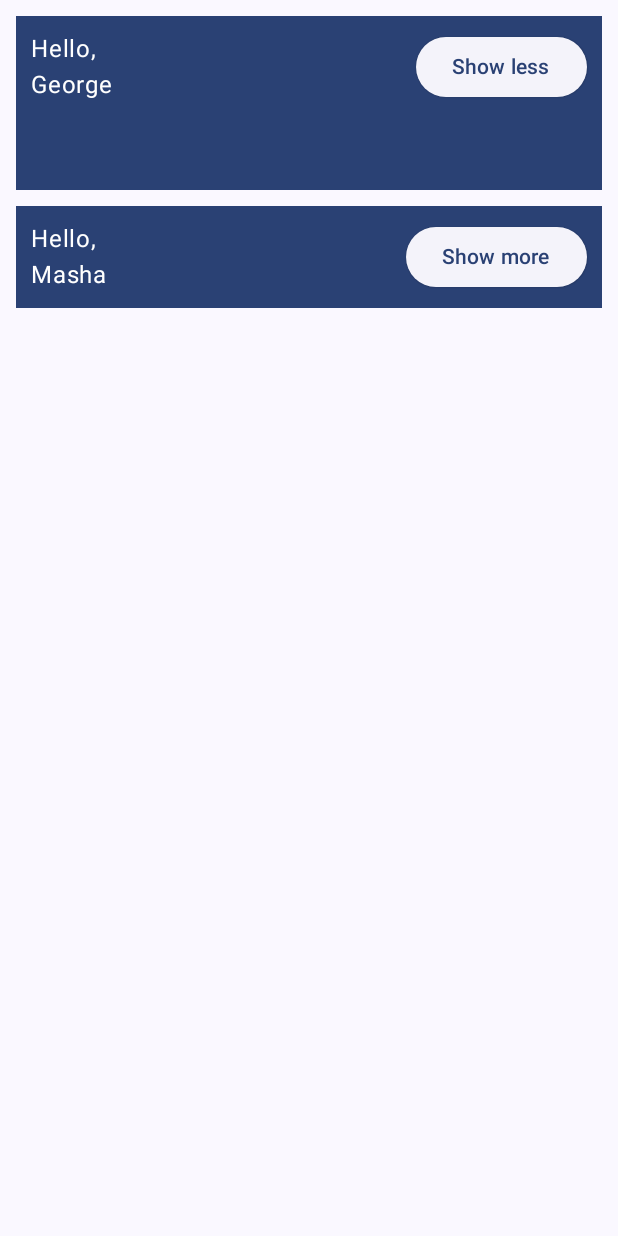
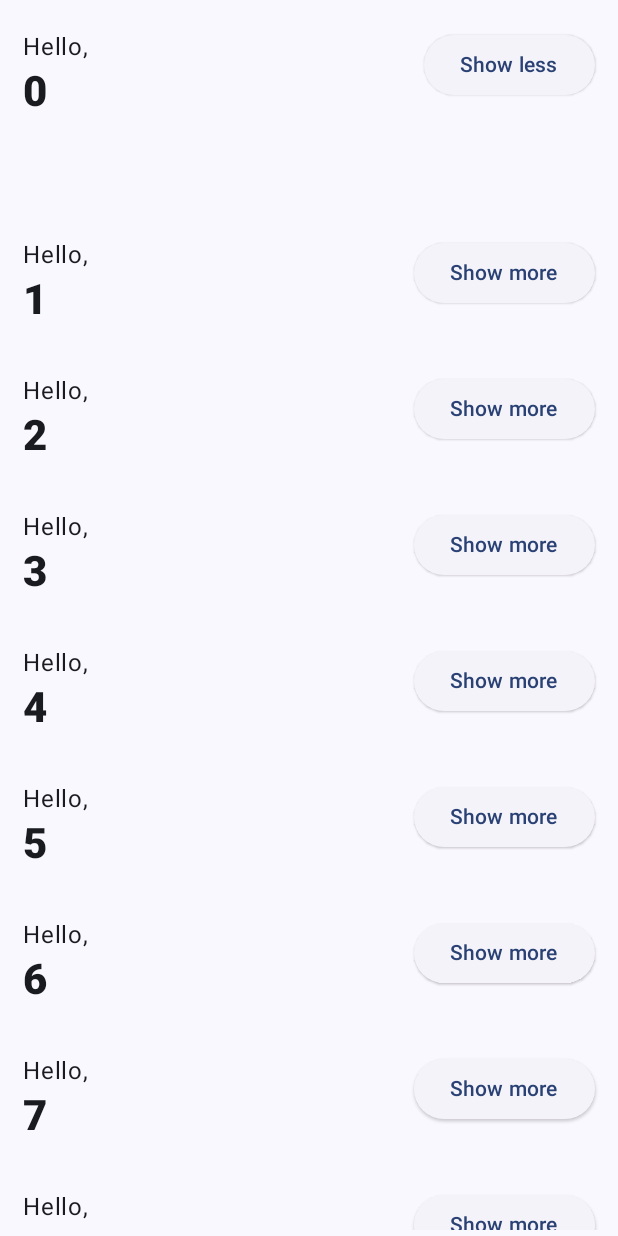
Before and after one commit to GeraZach/BasicsCodelab, an Android app built with Jetpack Compose: the screen it shows after launch (MainActivity), after a tap on "Show more", on a phone screen of 412 x 824 dp. Run offline under Robolectric (Android 15) with nearby library versions, the phone set to English and light mode, and no system bars; 1 other tap on this screen came first.

Commit message:
1.2
Changed light and dark themes

```diff
--- a/app/src/main/java/com/example/basicscodelab/MainActivity.kt
+++ b/app/src/main/java/com/example/basicscodelab/MainActivity.kt
@@ -1,11 +1,15 @@
 package com.example.basicscodelab
 
+import android.content.res.Configuration.UI_MODE_NIGHT_YES
+import androidx.compose.animation.core.animateDpAsState
+import androidx.compose.foundation.lazy.items
 import android.os.Bundle
 import androidx.activity.ComponentActivity
 import androidx.activity.compose.setContent
+import androidx.compose.animation.core.Spring
+import androidx.compose.animation.core.spring
 import androidx.compose.foundation.background
 import androidx.compose.foundation.layout.Column
-//import androidx.compose.foundation.layout.FlowColumnScopeInstance.weight
 import androidx.compose.foundation.layout.Row
 import androidx.compose.foundation.layout.fillMaxSize
 import androidx.compose.foundation.layout.fillMaxWidth
@@ -24,11 +28,15 @@ import androidx.compose.ui.tooling.preview.Preview
 import androidx.compose.ui.unit.dp
 import com.example.basicscodelab.ui.theme.BasicsCodelabTheme
 import androidx.compose.foundation.layout.Arrangement
+import androidx.compose.foundation.lazy.LazyColumn
+import androidx.compose.foundation.lazy.items
 import androidx.compose.material3.Button
 import androidx.compose.runtime.getValue
+import androidx.compose.runtime.saveable.rememberSaveable
 import androidx.compose.runtime.setValue
 import androidx.compose.ui.Alignment
 import androidx.compose.ui.modifier.modifierLocalConsumer
+import androidx.compose.ui.text.font.FontWeight
 
 class MainActivity : ComponentActivity() {
     override fun onCreate(savedInstanceState: Bundle?) {
@@ -36,12 +44,8 @@ class MainActivity : ComponentActivity() {
         setContent {
             BasicsCodelabTheme {
                 // A surface container using the 'background' color from the theme
-                Surface(
-                    modifier = Modifier.fillMaxSize(),
-                    color = MaterialTheme.colorScheme.background
-                ) {
-                    GreetAll()
-                }
+                    MyApp(modifier = Modifier.fillMaxSize())
+
             }
         }
     }
@@ -49,21 +53,33 @@ class MainActivity : ComponentActivity() {
 
 @Composable
 fun Greeting(name: String,modifier: Modifier = Modifier) {
-    val expanded = remember { mutableStateOf(false) }
-    val extraPadding = if (expanded.value) 48.dp else 0.dp
-    Surface(color = MaterialTheme.colorScheme.primary, modifier = Modifier
+
+    val expanded = rememberSaveable { mutableStateOf(false) }
+
+    val extraPadding by animateDpAsState(
+        if (expanded.value) 48.dp else 0.dp,
+        animationSpec = spring(
+            dampingRatio = Spring.DampingRatioMediumBouncy,
+            stiffness = Spring.StiffnessMediumLow
+        )
+    )
+
+    Surface(color = MaterialTheme.colorScheme.background, modifier = Modifier
         .padding(5.dp)
         .fillMaxWidth()){
         Row(Modifier.padding(10.dp)) {
             Column(
                 Modifier
                     .weight(1f)
-                    .padding(bottom = extraPadding)) {
+                    .padding(bottom = extraPadding.coerceAtLeast(0.dp))) {
                 Text(
                     text = "Hello,",
-                    modifier = modifier
+                    modifier = modifier,
                 )
-                Text(text = name)
+                Text(text = name,
+                    style = MaterialTheme.typography.headlineMedium.copy(
+                        fontWeight = FontWeight.ExtraBold
+                    ))
             }
             ElevatedButton(
                 onClick = {expanded.value = !expanded.value}
@@ -75,13 +91,20 @@ fun Greeting(name: String,modifier: Modifier = Modifier) {
 }
 
 @Composable
-fun GreetAll(names: List<String> = listOf("George", "Masha")) {
-    Column(Modifier.padding(5.dp)) {
-        for (name in names) {
+fun GreetAll(names: List<String> = List(1000) { "$it" }) {
+    LazyColumn(modifier = Modifier.padding(vertical = 4.dp)) {
+        items(items = names) { name ->
             Greeting(name = name)
         }
     }
 }
+
+@Preview(
+    showBackground = true,
+    widthDp = 320,
+    uiMode = UI_MODE_NIGHT_YES,
+    name = "GreetingPreviewDark"
+)
 
 @Preview(showBackground = true, widthDp = 320)
 @Composable
@@ -122,9 +145,9 @@ fun OnboardingPreview() {
 @Composable
 fun MyApp(modifier: Modifier = Modifier) {
 
-    var shouldShowOnboarding by remember { mutableStateOf(true) }
+    var shouldShowOnboarding by rememberSaveable { mutableStateOf(true) }
 
-    Surface(modifier) {
+    Surface(modifier, color = MaterialTheme.colorScheme.background) {
         if (shouldShowOnboarding) {
             OnboardingScreen(onContinueClicked = { shouldShowOnboarding = false })
         } else {
--- a/app/src/main/java/com/example/basicscodelab/ui/theme/Color.kt
+++ b/app/src/main/java/com/example/basicscodelab/ui/theme/Color.kt
@@ -9,3 +9,8 @@ val Pink80 = Color(0xFFEFB8C8)
 val Purple40 = Color(0xFF6650a4)
 val PurpleGrey40 = Color(0xFF625b71)
 val Pink40 = Color(0xFF7D5260)
+
+val Navy = Color(0xFF073042)
+val Blue = Color(0xFF4285F4)
+val LightBlue = Color(0xFF3AAFF8)
+val Chartreuse = Color(0xFFEFF7CF)
--- a/app/src/main/java/com/example/basicscodelab/ui/theme/Theme.kt
+++ b/app/src/main/java/com/example/basicscodelab/ui/theme/Theme.kt
@@ -10,21 +10,25 @@ import androidx.compose.material3.dynamicLightColorScheme
 import androidx.compose.material3.lightColorScheme
 import androidx.compose.runtime.Composable
 import androidx.compose.runtime.SideEffect
+import androidx.compose.ui.graphics.Color
 import androidx.compose.ui.graphics.toArgb
 import androidx.compose.ui.platform.LocalContext
 import androidx.compose.ui.platform.LocalView
 import androidx.core.view.WindowCompat
 
 private val DarkColorScheme = darkColorScheme(
-    primary = Purple80,
-    secondary = PurpleGrey80,
-    tertiary = Pink80
+    surface = Blue,
+    onSurface = Navy,
+    primary = Navy,
+    onPrimary = Chartreuse
 )
 
 private val LightColorScheme = lightColorScheme(
-    primary = Purple40,
-    secondary = PurpleGrey40,
-    tertiary = Pink40
+    surface = Blue,
+    onSurface = Color.White,
+    primary = LightBlue,
+    onPrimary = Navy
+)
 
     /* Other default colors to override
     background = Color(0xFFFFFBFE),
@@ -35,7 +39,7 @@ private val LightColorScheme = lightColorScheme(
     onBackground = Color(0xFF1C1B1F),
     onSurface = Color(0xFF1C1B1F),
     */
-)
+
 
 @Composable
 fun BasicsCodelabTheme(
@@ -66,5 +70,6 @@ fun BasicsCodelabTheme(
         colorScheme = colorScheme,
         typography = Typography,
         content = content
+
     )
 }
```
